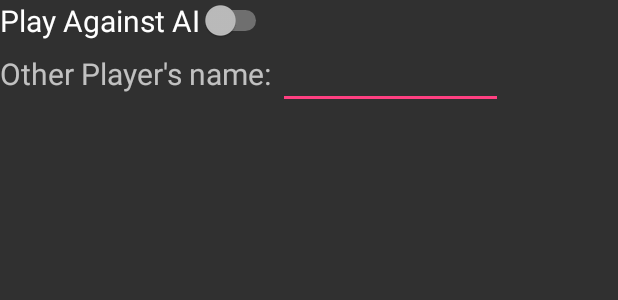
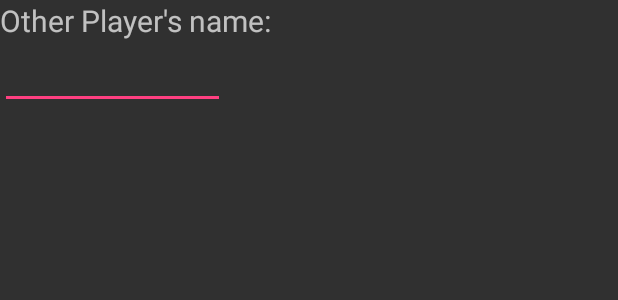
Before and after one commit to annamooseity/nim, an Android app: the layout new_game_dialog.xml on its own in the app's theme, with its tools: preview values and no code run, on a phone screen of 412 x 824 dp. Shown: the top 300 px of the screen. Run offline under Robolectric (Android 15) with nearby library versions, the phone set to English and light mode, and no system bars.

Commit message:
#15 commented out AI for now

```diff
--- a/NimSolver/app/src/main/res/layout/new_game_dialog.xml
+++ b/NimSolver/app/src/main/res/layout/new_game_dialog.xml
@@ -3,7 +3,7 @@
               android:orientation="vertical"
               android:layout_width="match_parent"
               android:layout_height="match_parent">
-
+<!--
     <Switch
             android:layout_width="wrap_content"
             android:layout_height="wrap_content"
@@ -25,7 +25,7 @@
             <LinearLayout
                 android:layout_width="match_parent"
                 android:layout_height="wrap_content"
-                android:orientation="horizontal">
+                android:orientation="horizontal"> -->
 
                 <TextView
                     android:layout_width="wrap_content"
@@ -37,6 +37,7 @@
                     android:layout_width="150dp"
                     android:layout_height="wrap_content"
                     android:id="@+id/otherPlayerName_dialog"/>
+    <!--
             </LinearLayout>
 
             <LinearLayout
@@ -45,6 +46,6 @@
 
 
 
-      </ViewSwitcher>
+      </ViewSwitcher> -->
 
 </LinearLayout>
```
Also changed, not shown: NimSolver/app/src/main/java/com/annamooseity/nimsolver/MainActivity.java (+6 -6 lines).
